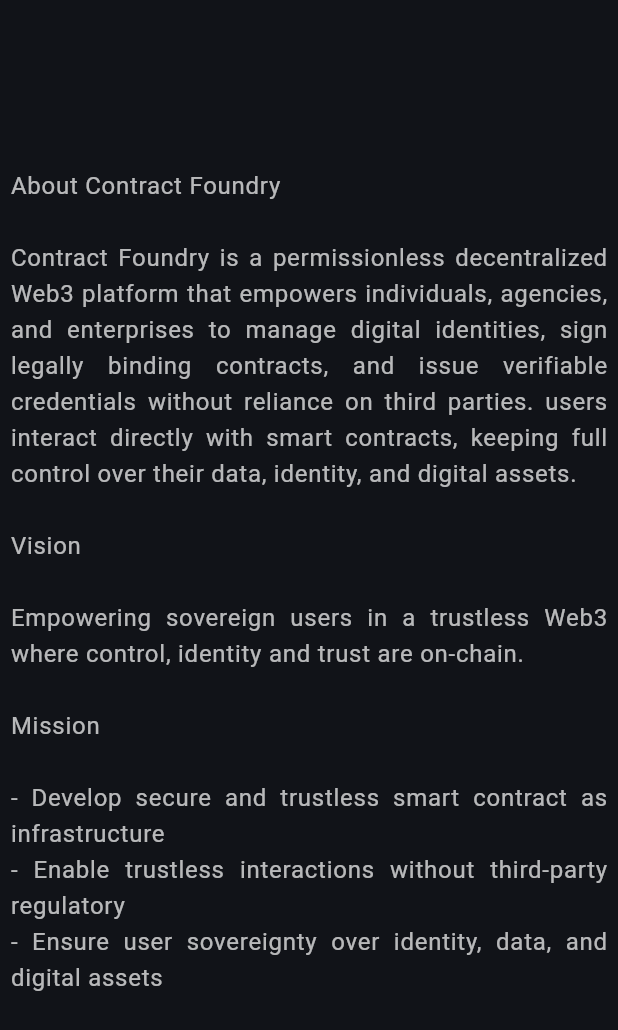
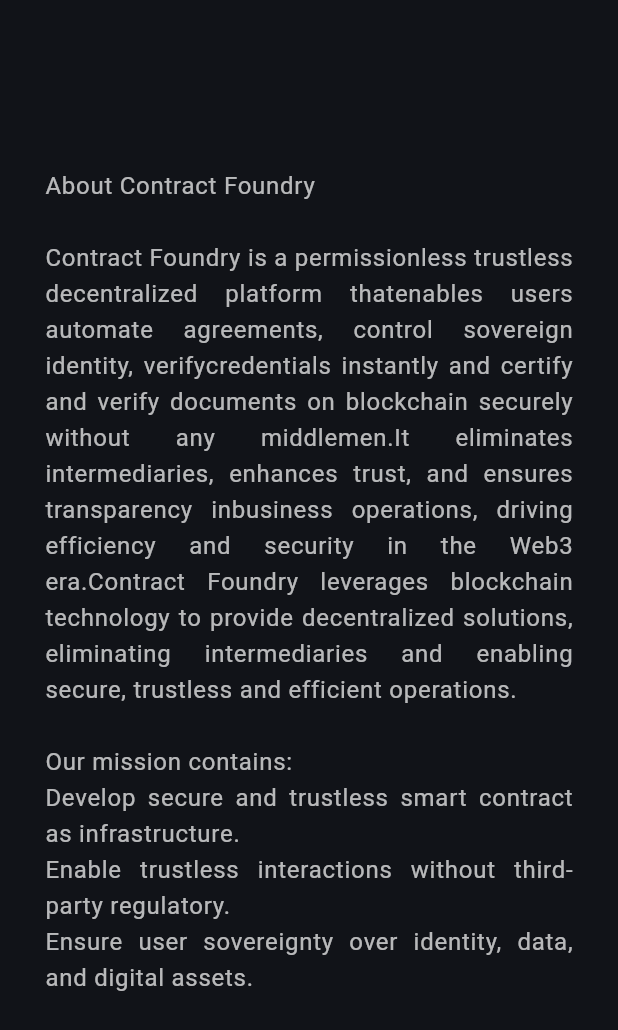
Before and after one commit to hassan-qasemi/contract_foundry_landing, a Flutter app: the _MovileView widget shown alone on an empty page, opened directly, on a phone screen of 412 x 824 dp. Shown: the top 1030 px of the screen. Run offline on Flutter 3.47's test engine with Material 3 defaults, Android fonts, the phone set to English and light mode, and no system bars; our stand-ins replace flutter_markdown, go_router, google_fonts, lottie, qr_flutter; missing offline and left inert: dart:html, iconify_flutter.

Commit message:
some little txt edit

```diff
--- a/lib/pages/landing_page_view/about_page.dart
+++ b/lib/pages/landing_page_view/about_page.dart
@@ -99,26 +99,27 @@ class __MovileViewState extends State<_MovileView> {
     return Container(
         height: double.infinity,
         width: double.infinity,
-        margin: EdgeInsets.all(7),
+        padding: EdgeInsets.symmetric(horizontal: 30),
         // child: _buildInteractiveMDView(context, _aboutText, _controller)
         child: Column(
           children: [
             const Expanded(child: SizedBox()),
             SizedBox(
                 width: w,
-                child: Expanded(
-                    child: Text(
-                        style:
-                            context.bodyLarge!.copyWith(color: Colors.white70),
-                        textAlign: TextAlign.justify,
-                        'About Contract Foundry\n'
-                        '\nContract Foundry is a permissionless decentralized Web3 platform that empowers individuals, agencies, and enterprises to manage digital identities, sign legally binding contracts, and issue verifiable credentials without reliance on third parties. users interact directly with smart contracts, keeping full control over their data, identity, and digital assets.\n'
-                        '\nVision\n'
-                        '\nEmpowering sovereign users in a trustless Web3 where control, identity and trust are on-chain.\n'
-                        '\nMission\n'
-                        '\n- Develop secure and trustless smart contract as infrastructure'
-                        '\n- Enable trustless interactions without third-party regulatory'
-                        '\n- Ensure user sovereignty over identity, data, and digital assets\n\n'))),
+                child: Text(
+                    style: context.bodyLarge!.copyWith(color: Colors.white70),
+                    textAlign: TextAlign.justify,
+                    'About Contract Foundry\n'
+                    '\nContract Foundry is a permissionless trustless decentralized platform that'
+                    'enables users automate agreements, control sovereign identity, verify'
+                    'credentials instantly and certify and verify documents on blockchain securely without any middlemen.'
+                    'It eliminates intermediaries, enhances trust, and ensures transparency in'
+                    'business operations, driving efficiency and security in the Web3 era.'
+                    'Contract Foundry leverages blockchain technology to provide decentralized solutions, eliminating intermediaries and enabling secure, trustless and efficient operations.'
+                    '\n\nOur mission contains:'
+                    '\nDevelop secure and trustless smart contract as infrastructure.'
+                    '\nEnable trustless interactions without third-party regulatory.'
+                    '\nEnsure user sovereignty over identity, data, and digital assets.\n\n')),
             const Expanded(child: SizedBox()),
           ],
         ));
@@ -234,9 +235,9 @@ class __DesktopViewState extends State<_DesktopView> {
                               style: context.titleMedium!
                                   .copyWith(color: Colors.white70),
                               '\nMission\n'
-                              '\n- Develop secure and trustless smart contract as infrastructure'
-                              '\n- Enable trustless interactions without third-party regulatory'
-                              '\n- Ensure user sovereignty over identity, data, and digital assets\n\n')
+                              '\nDevelop secure and trustless smart contract as infrastructure.'
+                              '\nEnable trustless interactions without third-party regulatory.'
+                              '\nEnsure user sovereignty over identity, data, and digital assets.\n\n')
                         ],
                       ),
                     ),
```
Also changed, not shown: 1 other file.
